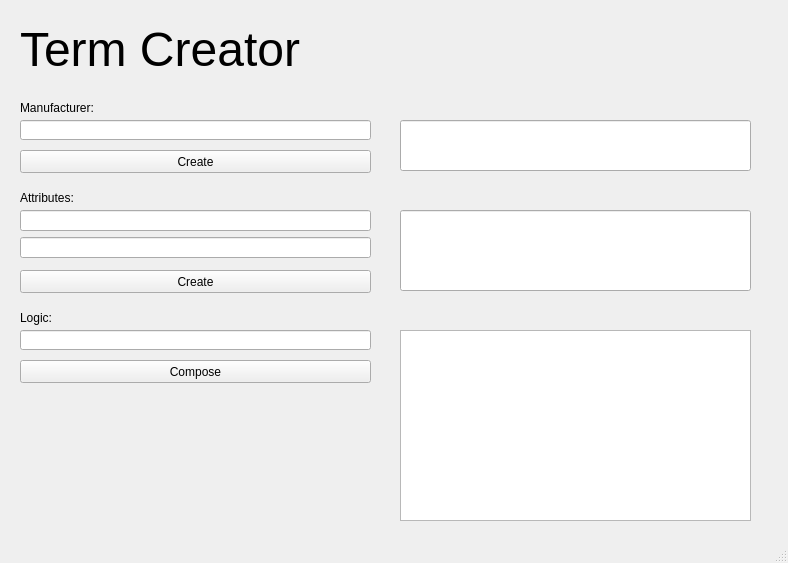
Before: the Qt Designer form test.ui in flaniq/effective-octo-doodle, drawn with Qt 5.
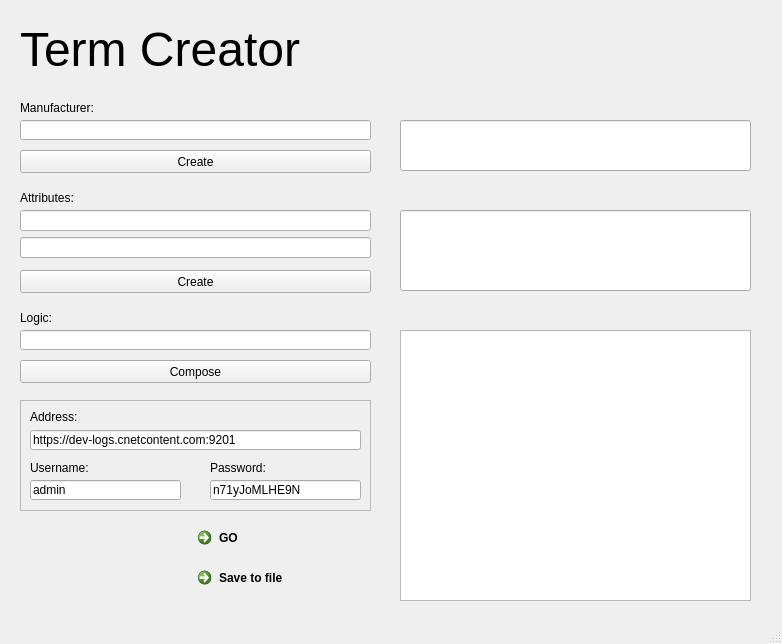
After: the same form once the commit is applied.

The edit to the form file:
```diff
--- a/test.ui
+++ b/test.ui
@@ -6,8 +6,8 @@
    <rect>
     <x>0</x>
     <y>0</y>
-    <width>788</width>
-    <height>563</height>
+    <width>782</width>
+    <height>644</height>
    </rect>
   </property>
   <property name="sizePolicy">
@@ -159,7 +159,7 @@
       <x>400</x>
       <y>330</y>
       <width>351</width>
-      <height>191</height>
+      <height>271</height>
      </rect>
     </property>
    </widget>
@@ -202,6 +202,126 @@
      <string>Logic:</string>
     </property>
    </widget>
+   <widget class="QFrame" name="frame">
+    <property name="geometry">
+     <rect>
+      <x>20</x>
+      <y>400</y>
+      <width>351</width>
+      <height>111</height>
+     </rect>
+    </property>
+    <property name="frameShape">
+     <enum>QFrame::StyledPanel</enum>
+    </property>
+    <property name="frameShadow">
+     <enum>QFrame::Raised</enum>
+    </property>
+    <widget class="QLineEdit" name="lineEdit_6">
+     <property name="geometry">
+      <rect>
+       <x>10</x>
+       <y>30</y>
+       <width>331</width>
+       <height>20</height>
+      </rect>
+     </property>
+     <property name="text">
+      <string>https://dev-logs.cnetcontent.com:9201</string>
+     </property>
+    </widget>
+    <widget class="QLineEdit" name="lineEdit_8">
+     <property name="geometry">
+      <rect>
+       <x>10</x>
+       <y>80</y>
+       <width>151</width>
+       <height>20</height>
+      </rect>
+     </property>
+     <property name="text">
+      <string>admin</string>
+     </property>
+    </widget>
+    <widget class="QLineEdit" name="lineEdit_10">
+     <property name="geometry">
+      <rect>
+       <x>190</x>
+       <y>80</y>
+       <width>151</width>
+       <height>20</height>
+      </rect>
+     </property>
+     <property name="text">
+      <string>n71yJoMLHE9N</string>
+     </property>
+    </widget>
+    <widget class="QLabel" name="label_5">
+     <property name="geometry">
+      <rect>
+       <x>10</x>
+       <y>10</y>
+       <width>47</width>
+       <height>13</height>
+      </rect>
+     </property>
+     <property name="text">
+      <string>Address:</string>
+     </property>
+    </widget>
+    <widget class="QLabel" name="label_6">
+     <property name="geometry">
+      <rect>
+       <x>10</x>
+       <y>60</y>
+       <width>61</width>
+       <height>16</height>
+      </rect>
+     </property>
+     <property name="text">
+      <string>Username:</string>
+     </property>
+    </widget>
+    <widget class="QLabel" name="label_7">
+     <property name="geometry">
+      <rect>
+       <x>190</x>
+       <y>60</y>
+       <width>61</width>
+       <height>16</height>
+      </rect>
+     </property>
+     <property name="text">
+      <string>Password:</string>
+     </property>
+    </widget>
+   </widget>
+   <widget class="QCommandLinkButton" name="commandLinkButton">
+    <property name="geometry">
+     <rect>
+      <x>190</x>
+      <y>520</y>
+      <width>185</width>
+      <height>41</height>
+     </rect>
+    </property>
+    <property name="text">
+     <string>GO</string>
+    </property>
+   </widget>
+   <widget class="QCommandLinkButton" name="commandLinkButton_2">
+    <property name="geometry">
+     <rect>
+      <x>190</x>
+      <y>560</y>
+      <width>185</width>
+      <height>41</height>
+     </rect>
+    </property>
+    <property name="text">
+     <string>Save to file</string>
+    </property>
+   </widget>
   </widget>
   <widget class="QStatusBar" name="statusbar"/>
  </widget>
```
